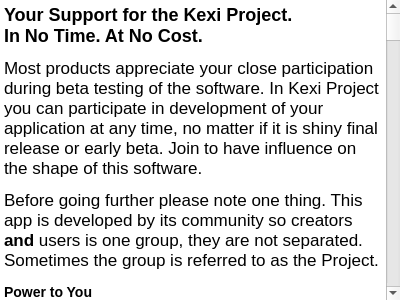
This is kexi/main/status/contribution_help.ui in KDE/calligra as Qt 5 draws it before an edit. The edited form follows.
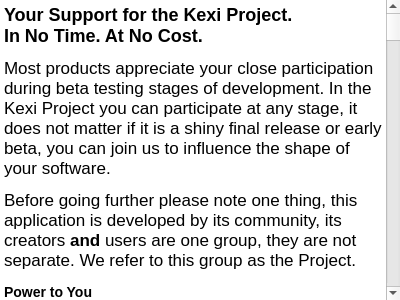
This is the edited form.

Commit message: Feedback GUI: Improved grammar, thanks to Adam Pigg

Patch:
```diff
--- a/kexi/main/status/contribution_help.ui
+++ b/kexi/main/status/contribution_help.ui
@@ -23,16 +23,16 @@
    <string>&lt;!DOCTYPE HTML PUBLIC &quot;-//W3C//DTD HTML 4.0//EN&quot; &quot;http://www.w3.org/TR/REC-html40/strict.dtd&quot;&gt;
 &lt;html&gt;&lt;head&gt;&lt;meta name=&quot;qrichtext&quot; content=&quot;1&quot; /&gt;&lt;style type=&quot;text/css&quot;&gt;
 p, li { white-space: pre-wrap; }
-&lt;/style&gt;&lt;/head&gt;&lt;body style=&quot; font-size:13pt; font-weight:400; font-style:normal;&quot;&gt;
+&lt;/style&gt;&lt;/head&gt;&lt;body style=&quot; font-family:'Nokia Pure Text'; font-size:13pt; font-weight:400; font-style:normal;&quot;&gt;
 &lt;p style=&quot; margin-top:16px; margin-bottom:12px; margin-left:0px; margin-right:0px; -qt-block-indent:0; text-indent:0px;&quot;&gt;&lt;span style=&quot; font-size:x-large; font-weight:600;&quot;&gt;Your Support for the Kexi Project.&lt;br /&gt;In No Time. At No Cost.&lt;/span&gt; &lt;/p&gt;
-&lt;p style=&quot; margin-top:12px; margin-bottom:12px; margin-left:0px; margin-right:0px; -qt-block-indent:0; text-indent:0px;&quot;&gt;Most products appreciate your close participation during beta testing of the software. In Kexi Project you can participate in development of your application at any time, no matter if it is shiny final release or early beta. Join to have influence on the shape of this software. &lt;/p&gt;
-&lt;p style=&quot; margin-top:12px; margin-bottom:12px; margin-left:0px; margin-right:0px; -qt-block-indent:0; text-indent:0px;&quot;&gt;Before going further please note one thing. This app is developed by its community so creators &lt;span style=&quot; font-weight:600;&quot;&gt;and&lt;/span&gt; users is one group, they are not separated. Sometimes the group is referred to as the Project. &lt;/p&gt;
+&lt;p style=&quot; margin-top:12px; margin-bottom:12px; margin-left:0px; margin-right:0px; -qt-block-indent:0; text-indent:0px;&quot;&gt;Most products appreciate your close participation during beta testing stages of development. In the Kexi Project you can participate at any stage, it does not matter if it is a shiny final release or early beta, you can join us to influence the shape of your software. &lt;/p&gt;
+&lt;p style=&quot; margin-top:12px; margin-bottom:12px; margin-left:0px; margin-right:0px; -qt-block-indent:0; text-indent:0px;&quot;&gt;Before going further please note one thing, this application is developed by its community, its creators &lt;span style=&quot; font-weight:600;&quot;&gt;and&lt;/span&gt; users are one group, they are not separate. We refer to this group as the Project. &lt;/p&gt;
 &lt;p style=&quot; margin-top:14px; margin-bottom:12px; margin-left:0px; margin-right:0px; -qt-block-indent:0; text-indent:0px;&quot;&gt;&lt;span style=&quot; font-size:large; font-weight:600;&quot;&gt;Power to You&lt;/span&gt;&lt;/p&gt;
-&lt;p style=&quot; margin-top:12px; margin-bottom:12px; margin-left:0px; margin-right:0px; -qt-block-indent:0; text-indent:0px;&quot;&gt;You can have substantial influence on the next releases of this software by: &lt;/p&gt;
-&lt;ul style=&quot;margin-top: 0px; margin-bottom: 0px; margin-left: 0px; margin-right: 0px; -qt-list-indent: 1;&quot;&gt;&lt;li style=&quot; margin-top:12px; margin-bottom:10px; margin-left:0px; margin-right:0px; -qt-block-indent:0; text-indent:0px;&quot;&gt;Voicing your opinion. You can share your thoughts on any function of the app. You can have your say about extras like documentation, translation or example files.&lt;/li&gt;
-&lt;li style=&quot; margin-top:0px; margin-bottom:10px; margin-left:0px; margin-right:0px; -qt-block-indent:0; text-indent:0px;&quot;&gt;Asking for help. Yes, doing so in the application's support channel is a special kind of contribution you can give. For the us to understand areas for improvement.&lt;/li&gt;
-&lt;li style=&quot; margin-top:0px; margin-bottom:12px; margin-left:0px; margin-right:0px; -qt-block-indent:0; text-indent:0px;&quot;&gt;Telling others how you use the app. You can easily give feedback about your experiences with this software, your favourite or missing functions. &lt;/li&gt;&lt;/ul&gt;
-&lt;p style=&quot; margin-top:12px; margin-bottom:12px; margin-left:0px; margin-right:0px; -qt-block-indent:0; text-indent:0px;&quot;&gt;We at the Project came to the idea to reuse the capabilities of the Internet for the purpose of improving the application you use. We propose in-app connectivity with the Project web site &lt;a href=&quot;http://www.kexi-project.org&quot;&gt;&lt;span style=&quot; text-decoration: underline; color:#0057ae;&quot;&gt;www.kexi-project.org&lt;/span&gt;&lt;/a&gt; to easier and faster voicing your opinion, asking for help or providing feedback. All without leaving your application. The third option, providing feedback, is special. We propose you to share some of the information on how you use the app - automatically. &lt;/p&gt;
+&lt;p style=&quot; margin-top:12px; margin-bottom:12px; margin-left:0px; margin-right:0px; -qt-block-indent:0; text-indent:0px;&quot;&gt;You can have substantial influence on the future releases of this software by: &lt;/p&gt;
+&lt;ul style=&quot;margin-top: 0px; margin-bottom: 0px; margin-left: 0px; margin-right: 0px; -qt-list-indent: 1;&quot;&gt;&lt;li style=&quot; margin-top:12px; margin-bottom:10px; margin-left:0px; margin-right:0px; -qt-block-indent:0; text-indent:0px;&quot;&gt;Voicing your opinion. You can share your thoughts on any function of the application. You can have your say about extras like documentation, translation or example files.&lt;/li&gt;
+&lt;li style=&quot; margin-top:0px; margin-bottom:10px; margin-left:0px; margin-right:0px; -qt-block-indent:0; text-indent:0px;&quot;&gt;Asking for help. Yes, doing so in the application's support channel is a great way for us to understand areas for improvement.&lt;/li&gt;
+&lt;li style=&quot; margin-top:0px; margin-bottom:12px; margin-left:0px; margin-right:0px; -qt-block-indent:0; text-indent:0px;&quot;&gt;Telling others how you use the application. You can easily give feedback about your experience with this software, for example your favourite or missing functions. &lt;/li&gt;&lt;/ul&gt;
+&lt;p style=&quot; margin-top:12px; margin-bottom:12px; margin-left:0px; margin-right:0px; -qt-block-indent:0; text-indent:0px;&quot;&gt;We at the Project came to the idea to reuse the capabilities of the Internet for the purpose of improving the application you use. We are using in-app connectivity with the Project web site &lt;a href=&quot;http://www.kexi-project.org&quot;&gt;&lt;span style=&quot; text-decoration: underline; color:#0057ae;&quot;&gt;www.kexi-project.org&lt;/span&gt;&lt;/a&gt; to allow you to quickly and easily voice your opinion, ask for help or provide feedback. All without leaving the application. The third option, providing feedback, is special. We would like you to share some of the information on how you use the application - automatically. &lt;/p&gt;
 &lt;p style=&quot; margin-top:14px; margin-bottom:12px; margin-left:0px; margin-right:0px; -qt-block-indent:0; text-indent:0px;&quot;&gt;&lt;span style=&quot; font-size:large; font-weight:600;&quot;&gt;We Adapt to You&lt;/span&gt;&lt;/p&gt;
 &lt;p style=&quot; margin-top:12px; margin-bottom:12px; margin-left:0px; margin-right:0px; -qt-block-indent:0; text-indent:0px;&quot;&gt;While software developers of course welcome to join, it is no problem if you can't do software programming. Other members of the Project handle that for you. So equally well you may be user of the app who agrees to share any feedback regarding the app in use. &lt;/p&gt;
 &lt;p style=&quot; margin-top:12px; margin-bottom:12px; margin-left:0px; margin-right:0px; -qt-block-indent:0; text-indent:0px;&quot;&gt;You can for example:&lt;/p&gt;
```
